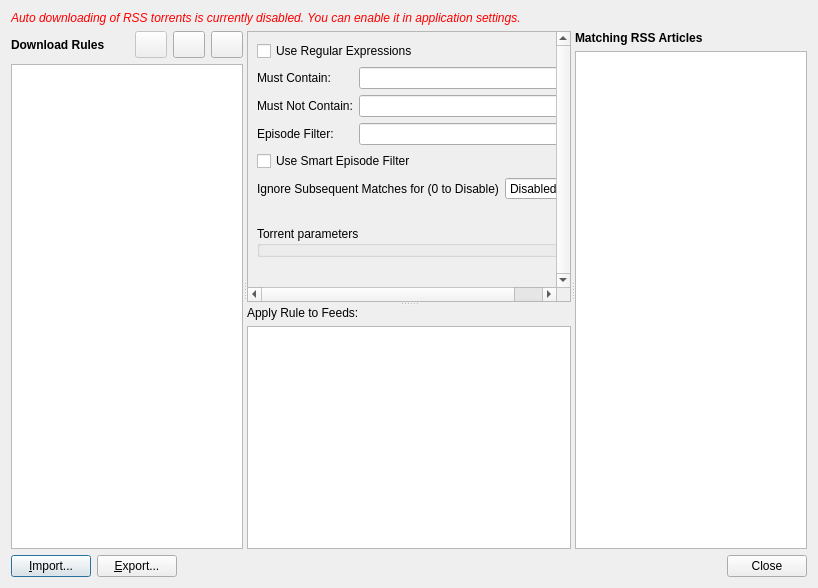
Old version of the form src/gui/rss/automatedrssdownloader.ui in the repository SysAdminDoc/qBittorrent-Vanced.
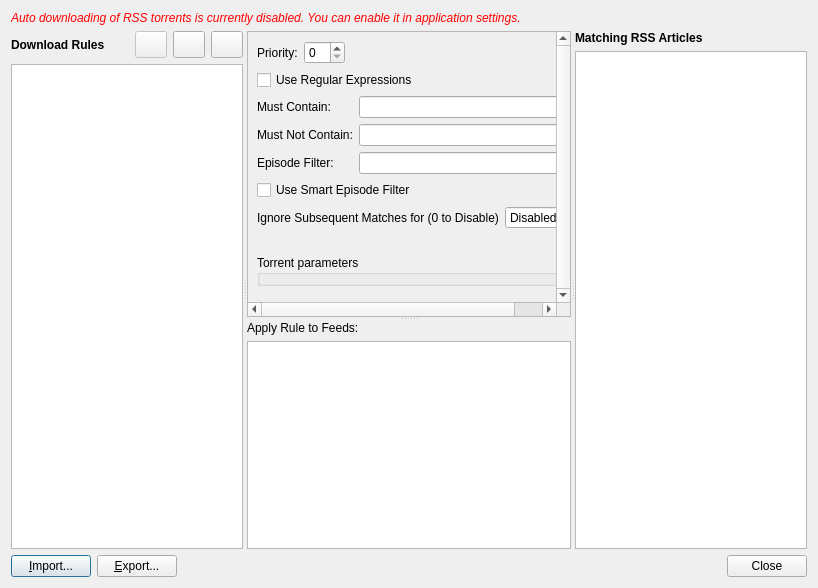
New version of the form.

Commit message:
Allow to assign priority to RSS download rule
PR #19000.

Patch:
```diff
--- a/src/gui/rss/automatedrssdownloader.ui
+++ b/src/gui/rss/automatedrssdownloader.ui
@@ -134,11 +134,38 @@
          <rect>
           <x>0</x>
           <y>0</y>
-          <width>329</width>
-          <height>243</height>
+          <width>370</width>
+          <height>277</height>
          </rect>
         </property>
-        <layout class="QVBoxLayout" name="verticalLayout_8" stretch="0,0,0,0,0,0,1">
+        <layout class="QVBoxLayout" name="verticalLayout_8" stretch="0,0,0,0,0,0,0,1">
+         <item>
+          <layout class="QHBoxLayout" name="priorityLayout">
+           <item>
+            <widget class="QLabel" name="priorityLabel">
+             <property name="text">
+              <string>Priority:</string>
+             </property>
+            </widget>
+           </item>
+           <item>
+            <widget class="QSpinBox" name="prioritySpinBox"/>
+           </item>
+           <item>
+            <spacer name="prioritySpacer">
+             <property name="orientation">
+              <enum>Qt::Horizontal</enum>
+             </property>
+             <property name="sizeHint" stdset="0">
+              <size>
+               <width>40</width>
+               <height>20</height>
+              </size>
+             </property>
+            </spacer>
+           </item>
+          </layout>
+         </item>
          <item>
           <widget class="QCheckBox" name="checkRegex">
            <property name="text">
```
The commit also changes 7 other files.
